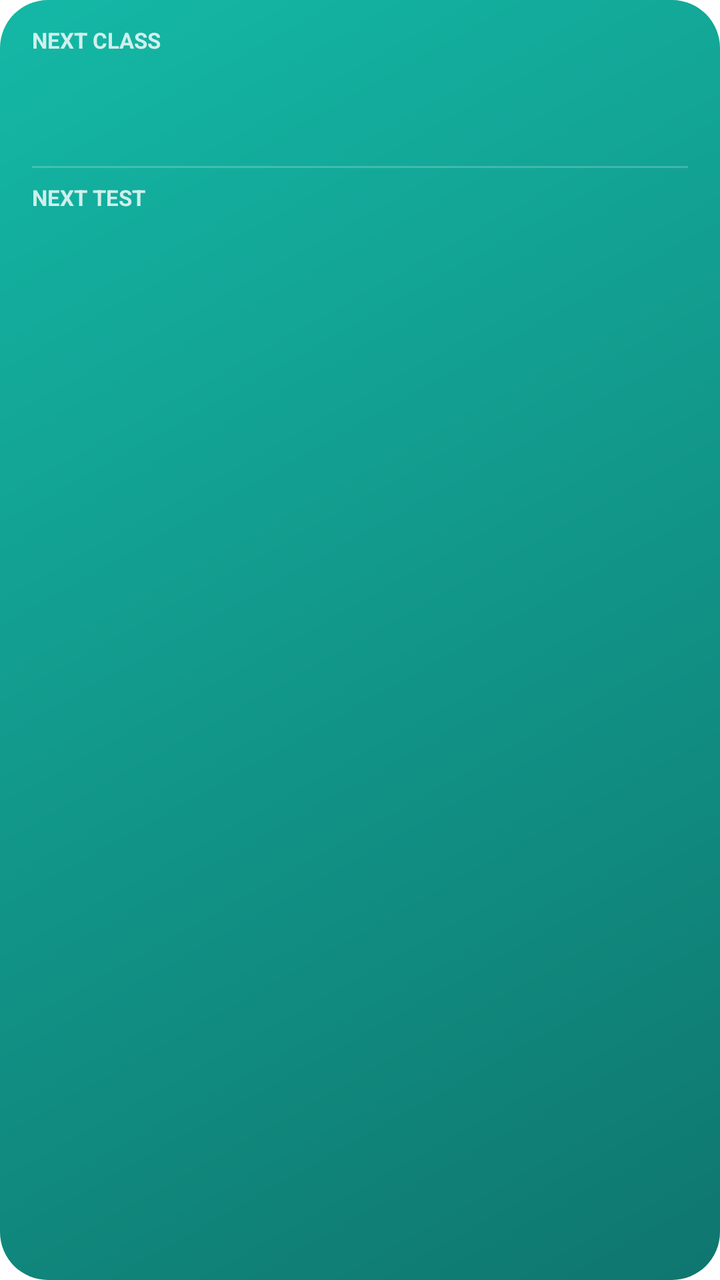
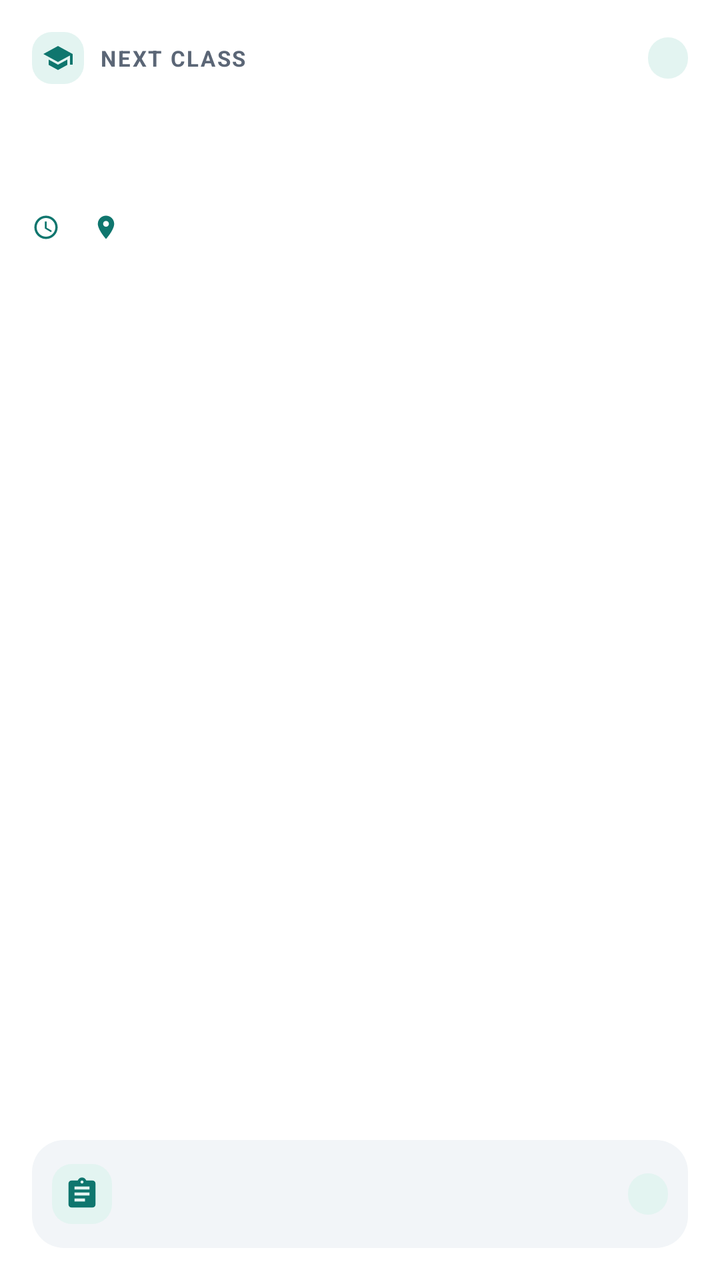

An Android layout rendered at two revisions. The XML below is the earlier revision; the diff shows what the commit changed to produce the second picture.
<!-- AndroidManifest.xml: fallback theme Theme.MaterialComponents.DayNight.NoActionBar -->
<!-- res/layout/widget_next_class.xml -->
<?xml version="1.0" encoding="utf-8"?>
<LinearLayout xmlns:android="http://schemas.android.com/apk/res/android"
    android:id="@+id/widget_root"
    android:layout_width="match_parent"
    android:layout_height="match_parent"
    android:background="@drawable/widget_background"
    android:orientation="vertical"
    android:paddingStart="16dp"
    android:paddingTop="12dp"
    android:paddingEnd="16dp"
    android:paddingBottom="12dp">

    <LinearLayout
        android:layout_width="match_parent"
        android:layout_height="wrap_content"
        android:gravity="center_vertical"
        android:orientation="horizontal">

        <TextView
            android:id="@+id/class_label"
            android:layout_width="0dp"
            android:layout_height="wrap_content"
            android:layout_weight="1"
            android:ellipsize="end"
            android:maxLines="1"
            android:text="@string/widget_next_class"
            android:textAllCaps="true"
            android:textColor="#CCFFFFFF"
            android:textSize="11sp"
            android:textStyle="bold" />

        <TextView
            android:id="@+id/class_when"
            android:layout_width="wrap_content"
            android:layout_height="wrap_content"
            android:maxLines="1"
            android:textColor="#FFFFFF"
            android:textSize="12sp"
            android:textStyle="bold" />
    </LinearLayout>

    <TextView
        android:id="@+id/class_course"
        android:layout_width="match_parent"
        android:layout_height="wrap_content"
        android:layout_marginTop="2dp"
        android:ellipsize="end"
        android:maxLines="1"
        android:textColor="#FFFFFF"
        android:textSize="20sp"
        android:textStyle="bold" />

    <TextView
        android:id="@+id/class_line"
        android:layout_width="match_parent"
        android:layout_height="wrap_content"
        android:ellipsize="end"
        android:maxLines="1"
        android:textColor="#E6FFFFFF"
        android:textSize="13sp" />

    <ImageView
        android:id="@+id/divider"
        android:layout_width="match_parent"
        android:layout_height="1dp"
        android:layout_marginTop="8dp"
        android:layout_marginBottom="6dp"
        android:importantForAccessibility="no"
        android:src="@drawable/widget_divider" />

    <LinearLayout
        android:id="@+id/test_row"
        android:layout_width="match_parent"
        android:layout_height="wrap_content"
        android:gravity="center_vertical"
        android:orientation="horizontal">

        <TextView
            android:id="@+id/test_label"
            android:layout_width="wrap_content"
            android:layout_height="wrap_content"
            android:layout_marginEnd="8dp"
            android:maxLines="1"
            android:text="@string/widget_next_test"
            android:textAllCaps="true"
            android:textColor="#CCFFFFFF"
            android:textSize="11sp"
            android:textStyle="bold" />

        <TextView
            android:id="@+id/test_text"
            android:layout_width="0dp"
            android:layout_height="wrap_content"
            android:layout_weight="1"
            android:ellipsize="end"
            android:maxLines="1"
            android:textColor="#FFFFFF"
            android:textSize="13sp" />
    </LinearLayout>
</LinearLayout>
<!-- resources referenced by this layout -->
<resources>
  <!-- drawable widget_background (drawable) -->
  <?xml version="1.0" encoding="utf-8"?>
  <shape xmlns:android="http://schemas.android.com/apk/res/android" android:shape="rectangle">
      <corners android:radius="24dp" />
      <gradient
          android:angle="135"
          android:startColor="#0F766E"
          android:endColor="#14B8A6" />
  </shape>
  <!-- drawable widget_divider (drawable) -->
  <?xml version="1.0" encoding="utf-8"?>
  <shape xmlns:android="http://schemas.android.com/apk/res/android" android:shape="rectangle">
      <solid android:color="#33FFFFFF" />
      <size android:height="1dp" />
  </shape>
  <string name="widget_next_test">Next test</string>
  <!-- unchanged entries left out for length: 1 -->
</resources>

<!-- the commit's change to res/layout/widget_next_class.xml (unified diff, before → after) -->
@@ -1,100 +1,227 @@
 <?xml version="1.0" encoding="utf-8"?>
 <LinearLayout xmlns:android="http://schemas.android.com/apk/res/android"
-    android:id="@+id/widget_root"
+    android:id="@android:id/background"
     android:layout_width="match_parent"
     android:layout_height="match_parent"
     android:background="@drawable/widget_background"
     android:orientation="vertical"
-    android:paddingStart="16dp"
-    android:paddingTop="12dp"
-    android:paddingEnd="16dp"
-    android:paddingBottom="12dp">
-
+    android:padding="16dp">
+
+    
     <LinearLayout
         android:layout_width="match_parent"
         android:layout_height="wrap_content"
         android:gravity="center_vertical"
         android:orientation="horizontal">
 
+        <ImageView
+            android:layout_width="26dp"
+            android:layout_height="26dp"
+            android:background="@drawable/widget_icon_bg"
+            android:importantForAccessibility="no"
+            android:padding="5dp"
+            android:src="@drawable/ic_widget_school"
+            android:tint="@color/widget_accent" />
+
         <TextView
             android:id="@+id/class_label"
             android:layout_width="0dp"
             android:layout_height="wrap_content"
+            android:layout_marginStart="8dp"
             android:layout_weight="1"
             android:ellipsize="end"
+            android:letterSpacing="0.08"
             android:maxLines="1"
             android:text="@string/widget_next_class"
             android:textAllCaps="true"
-            android:textColor="#CCFFFFFF"
+            android:textColor="@color/widget_text2"
             android:textSize="11sp"
             android:textStyle="bold" />
 
         <TextView
-            android:id="@+id/class_when"
-            android:layout_width="wrap_content"
-            android:layout_height="wrap_content"
-            android:maxLines="1"
-            android:textColor="#FFFFFF"
-            android:textSize="12sp"
-            android:textStyle="bold" />
-    </LinearLayout>
-
+            android:id="@+id/pill_now"
+            style="@style/WidgetPill"
+            android:background="@drawable/widget_pill_now"
+            android:textColor="@color/widget_on_accent"
+            android:visibility="gone" />
+
+        <TextView
+            android:id="@+id/pill_soft"
+            style="@style/WidgetPill"
+            android:background="@drawable/widget_pill_soft"
+            android:textColor="@color/widget_accent" />
+    </LinearLayout>
+
+    
     <TextView
         android:id="@+id/class_course"
         android:layout_width="match_parent"
         android:layout_height="wrap_content"
-        android:layout_marginTop="2dp"
+        android:layout_marginTop="10dp"
         android:ellipsize="end"
         android:maxLines="1"
-        android:textColor="#FFFFFF"
-        android:textSize="20sp"
+        android:textColor="@color/widget_text"
+        android:textSize="22sp"
         android:textStyle="bold" />
 
     <TextView
-        android:id="@+id/class_line"
+        android:id="@+id/class_title"
         android:layout_width="match_parent"
         android:layout_height="wrap_content"
         android:ellipsize="end"
         android:maxLines="1"
-        android:textColor="#E6FFFFFF"
+        android:textColor="@color/widget_text2"
         android:textSize="13sp" />
 
-    <ImageView
-        android:id="@+id/divider"
-        android:layout_width="match_parent"
-        android:layout_height="1dp"
+    <LinearLayout
+        android:id="@+id/class_info"
+        android:layout_width="match_parent"
+        android:layout_height="wrap_content"
+        android:layout_marginTop="6dp"
+        android:gravity="center_vertical"
+        android:orientation="horizontal">
+
+        <ImageView
+            android:layout_width="14dp"
+            android:layout_height="14dp"
+            android:importantForAccessibility="no"
+            android:src="@drawable/ic_widget_clock"
+            android:tint="@color/widget_accent" />
+
+        <TextView
+            android:id="@+id/class_time"
+            android:layout_width="wrap_content"
+            android:layout_height="wrap_content"
+            android:layout_marginStart="4dp"
+            android:maxLines="1"
+            android:textColor="@color/widget_text"
+            android:textSize="13sp" />
+
+        <ImageView
+            android:id="@+id/class_room_icon"
+            android:layout_width="14dp"
+            android:layout_height="14dp"
+            android:layout_marginStart="12dp"
+            android:importantForAccessibility="no"
+            android:src="@drawable/ic_widget_place"
+            android:tint="@color/widget_accent" />
+
+        <TextView
+            android:id="@+id/class_room"
+            android:layout_width="0dp"
+            android:layout_height="wrap_content"
+            android:layout_marginStart="4dp"
+            android:layout_weight="1"
+            android:ellipsize="end"
+            android:maxLines="1"
+            android:textColor="@color/widget_text"
+            android:textSize="13sp" />
+    </LinearLayout>
+
+    
+    <TextView
+        android:id="@+id/class_badge"
+        android:layout_width="wrap_content"
+        android:layout_height="wrap_content"
+        android:layout_marginTop="6dp"
+        android:background="@drawable/widget_pill_warn"
+        android:maxLines="1"
+        android:paddingStart="8dp"
+        android:paddingTop="2dp"
+        android:paddingEnd="8dp"
+        android:paddingBottom="2dp"
+        android:textColor="@color/widget_warn"
+        android:textSize="11sp"
+        android:textStyle="bold"
+        android:visibility="gone" />
+
+    
+    <LinearLayout
+        android:id="@+id/class_progress_row"
+        android:layout_width="match_parent"
+        android:layout_height="wrap_content"
         android:layout_marginTop="8dp"
-        android:layout_marginBottom="6dp"
-        android:importantForAccessibility="no"
-        android:src="@drawable/widget_divider" />
-
-    <LinearLayout
-        android:id="@+id/test_row"
-        android:layout_width="match_parent"
-        android:layout_height="wrap_content"
-        android:gravity="center_vertical"
-        android:orientation="horizontal">
-
-        <TextView
-            android:id="@+id/test_label"
+        android:gravity="center_vertical"
+        android:orientation="horizontal"
+        android:visibility="gone">
+
+        <ProgressBar
+            android:id="@+id/class_progress"
+            style="@android:style/Widget.ProgressBar.Horizontal"
+            android:layout_width="0dp"
+            android:layout_height="6dp"
+            android:layout_weight="1"
+            android:max="100"
+            android:progressDrawable="@drawable/widget_progress" />
+
+        <TextView
+            android:id="@+id/class_left"
             android:layout_width="wrap_content"
             android:layout_height="wrap_content"
-            android:layout_marginEnd="8dp"
-            android:maxLines="1"
-            android:text="@string/widget_next_test"
-            android:textAllCaps="true"
-            android:textColor="#CCFFFFFF"
+            android:layout_marginStart="8dp"
+            android:maxLines="1"
+            android:textColor="@color/widget_text2"
             android:textSize="11sp"
             android:textStyle="bold" />
-
-        <TextView
-            android:id="@+id/test_text"
-            android:layout_width="0dp"
-            android:layout_height="wrap_content"
-            android:layout_weight="1"
-            android:ellipsize="end"
-            android:maxLines="1"
-            android:textColor="#FFFFFF"
-            android:textSize="13sp" />
+    </LinearLayout>
+
+    <View
+        android:layout_width="match_parent"
+        android:layout_height="0dp"
+        android:layout_weight="1"
+        android:minHeight="8dp" />
+
+    
+    <LinearLayout
+        android:id="@+id/test_panel"
+        android:layout_width="match_parent"
+        android:layout_height="wrap_content"
+        android:background="@drawable/widget_panel"
+        android:gravity="center_vertical"
+        android:orientation="horizontal"
+        android:padding="10dp">
+
+        <ImageView
+            android:layout_width="30dp"
+            android:layout_height="30dp"
+            android:background="@drawable/widget_icon_bg"
+            android:importantForAccessibility="no"
+            android:padding="6dp"
+            android:src="@drawable/ic_widget_test"
+            android:tint="@color/widget_accent" />
+
+        <LinearLayout
+            android:layout_width="0dp"
+            android:layout_height="wrap_content"
+            android:layout_marginStart="10dp"
+            android:layout_weight="1"
+            android:orientation="vertical">
+
+            <TextView
+                android:id="@+id/test_title"
+                android:layout_width="match_parent"
+                android:layout_height="wrap_content"
+                android:ellipsize="end"
+                android:maxLines="1"
+                android:textColor="@color/widget_text"
+                android:textSize="13sp"
+                android:textStyle="bold" />
+
+            <TextView
+                android:id="@+id/test_sub"
+                android:layout_width="match_parent"
+                android:layout_height="wrap_content"
+                android:ellipsize="end"
+                android:maxLines="1"
+                android:textColor="@color/widget_text2"
+                android:textSize="12sp" />
+        </LinearLayout>
+
+        <TextView
+            android:id="@+id/test_when"
+            style="@style/WidgetPill"
+            android:layout_marginStart="8dp"
+            android:background="@drawable/widget_pill_soft"
+            android:textColor="@color/widget_accent" />
     </LinearLayout>
 </LinearLayout>
<!-- resource entries referenced after the edit -->
@@ -1,21 +1,99 @@
 <!-- resources referenced by this layout -->
 <resources>
+  <color name="widget_accent">#0F766E</color>
+  <color name="widget_on_accent">#FFFFFF</color>
+  <color name="widget_text">#0F1724</color>
+  <color name="widget_text2">#5B6676</color>
+  <color name="widget_warn">#B45309</color>
+  <!-- drawable ic_widget_clock (drawable) -->
+  <?xml version="1.0" encoding="utf-8"?>
+  <vector xmlns:android="http://schemas.android.com/apk/res/android"
+      android:width="24dp" android:height="24dp"
+      android:viewportWidth="24" android:viewportHeight="24">
+      <path android:fillColor="#FFFFFFFF" android:pathData="M11.99,2C6.47,2 2,6.48 2,12s4.47,10 9.99,10C17.52,22 22,17.52 22,12S17.52,2 11.99,2zM12,20c-4.42,0 -8,-3.58 -8,-8s3.58,-8 8,-8 8,3.58 8,8 -3.58,8 -8,8zM12.5,7H11v6l5.25,3.15 0.75,-1.23 -4.5,-2.67z" />
+  </vector>
+  <!-- drawable ic_widget_place (drawable) -->
+  <?xml version="1.0" encoding="utf-8"?>
+  <vector xmlns:android="http://schemas.android.com/apk/res/android"
+      android:width="24dp" android:height="24dp"
+      android:viewportWidth="24" android:viewportHeight="24">
+      <path android:fillColor="#FFFFFFFF" android:pathData="M12,2C8.13,2 5,5.13 5,9c0,5.25 7,13 7,13s7,-7.75 7,-13c0,-3.87 -3.13,-7 -7,-7zM12,11.5c-1.38,0 -2.5,-1.12 -2.5,-2.5s1.12,-2.5 2.5,-2.5 2.5,1.12 2.5,2.5 -1.12,2.5 -2.5,2.5z" />
+  </vector>
+  <!-- drawable ic_widget_school (drawable) -->
+  <?xml version="1.0" encoding="utf-8"?>
+  <vector xmlns:android="http://schemas.android.com/apk/res/android"
+      android:width="24dp" android:height="24dp"
+      android:viewportWidth="24" android:viewportHeight="24">
+      <path android:fillColor="#FFFFFFFF" android:pathData="M5,13.18v4L12,21l7,-3.82v-4L12,17l-7,-3.82zM12,3L1,9l11,6 9,-4.91V17h2V9L12,3z" />
+  </vector>
+  <!-- drawable ic_widget_test (drawable) -->
+  <?xml version="1.0" encoding="utf-8"?>
+  <vector xmlns:android="http://schemas.android.com/apk/res/android"
+      android:width="24dp" android:height="24dp"
+      android:viewportWidth="24" android:viewportHeight="24">
+      <path android:fillColor="#FFFFFFFF" android:pathData="M19,3h-4.18C14.4,1.84 13.3,1 12,1c-1.3,0 -2.4,0.84 -2.82,2H5c-1.1,0 -2,0.9 -2,2v14c0,1.1 0.9,2 2,2h14c1.1,0 2,-0.9 2,-2V5c0,-1.1 -0.9,-2 -2,-2zM12,3c0.55,0 1,0.45 1,1s-0.45,1 -1,1 -1,-0.45 -1,-1 0.45,-1 1,-1zM14,17H7v-2h7v2zM17,13H7v-2h10v2zM17,9H7V7h10v2z" />
+  </vector>
   <!-- drawable widget_background (drawable) -->
   <?xml version="1.0" encoding="utf-8"?>
   <shape xmlns:android="http://schemas.android.com/apk/res/android" android:shape="rectangle">
+      <solid android:color="@color/widget_bg" />
       <corners android:radius="24dp" />
-      <gradient
-          android:angle="135"
-          android:startColor="#0F766E"
-          android:endColor="#14B8A6" />
   </shape>
-  <!-- drawable widget_divider (drawable) -->
+  <!-- drawable widget_icon_bg (drawable) -->
   <?xml version="1.0" encoding="utf-8"?>
   <shape xmlns:android="http://schemas.android.com/apk/res/android" android:shape="rectangle">
-      <solid android:color="#33FFFFFF" />
-      <size android:height="1dp" />
+      <solid android:color="@color/widget_accent_soft" />
+      <corners android:radius="10dp" />
   </shape>
-  <string name="widget_next_test">Next test</string>
+  <!-- drawable widget_panel (drawable) -->
+  <?xml version="1.0" encoding="utf-8"?>
+  <shape xmlns:android="http://schemas.android.com/apk/res/android" android:shape="rectangle">
+      <solid android:color="@color/widget_panel" />
+      <corners android:radius="16dp" />
+  </shape>
+  <!-- drawable widget_pill_now (drawable) -->
+  <?xml version="1.0" encoding="utf-8"?>
+  <shape xmlns:android="http://schemas.android.com/apk/res/android" android:shape="rectangle">
+      <solid android:color="@color/widget_accent" />
+      <corners android:radius="999dp" />
+  </shape>
+  <!-- drawable widget_pill_soft (drawable) -->
+  <?xml version="1.0" encoding="utf-8"?>
+  <shape xmlns:android="http://schemas.android.com/apk/res/android" android:shape="rectangle">
+      <solid android:color="@color/widget_accent_soft" />
+      <corners android:radius="999dp" />
+  </shape>
+  <!-- drawable widget_pill_warn (drawable) -->
+  <?xml version="1.0" encoding="utf-8"?>
+  <shape xmlns:android="http://schemas.android.com/apk/res/android" android:shape="rectangle">
+      <solid android:color="@color/widget_warn_soft" />
+      <corners android:radius="999dp" />
+  </shape>
+  <!-- drawable widget_progress (drawable) -->
+  <?xml version="1.0" encoding="utf-8"?>
+  <layer-list xmlns:android="http://schemas.android.com/apk/res/android">
+      <item android:id="@android:id/background">
+          <shape><corners android:radius="3dp" /><solid android:color="@color/widget_accent_soft" /></shape>
+      </item>
+      <item android:id="@android:id/progress">
+          <clip><shape><corners android:radius="3dp" /><solid android:color="@color/widget_accent" /></shape></clip>
+      </item>
+  </layer-list>
+  <style name="WidgetPill">
+          <item name="android:layout_width">wrap_content</item>
+          <item name="android:layout_height">wrap_content</item>
+          <item name="android:maxLines">1</item>
+          <item name="android:paddingStart">10dp</item>
+          <item name="android:paddingEnd">10dp</item>
+          <item name="android:paddingTop">3dp</item>
+          <item name="android:paddingBottom">3dp</item>
+          <item name="android:textSize">11sp</item>
+          <item name="android:textStyle">bold</item>
+      </style>
+  <color name="widget_bg">#FFFFFF</color>
+  <color name="widget_accent_soft">#E3F4F1</color>
+  <color name="widget_panel">#F2F5F8</color>
+  <color name="widget_warn_soft">#FDF0DC</color>
   <!-- unchanged entries left out for length: 1 -->
 </resources>
 
